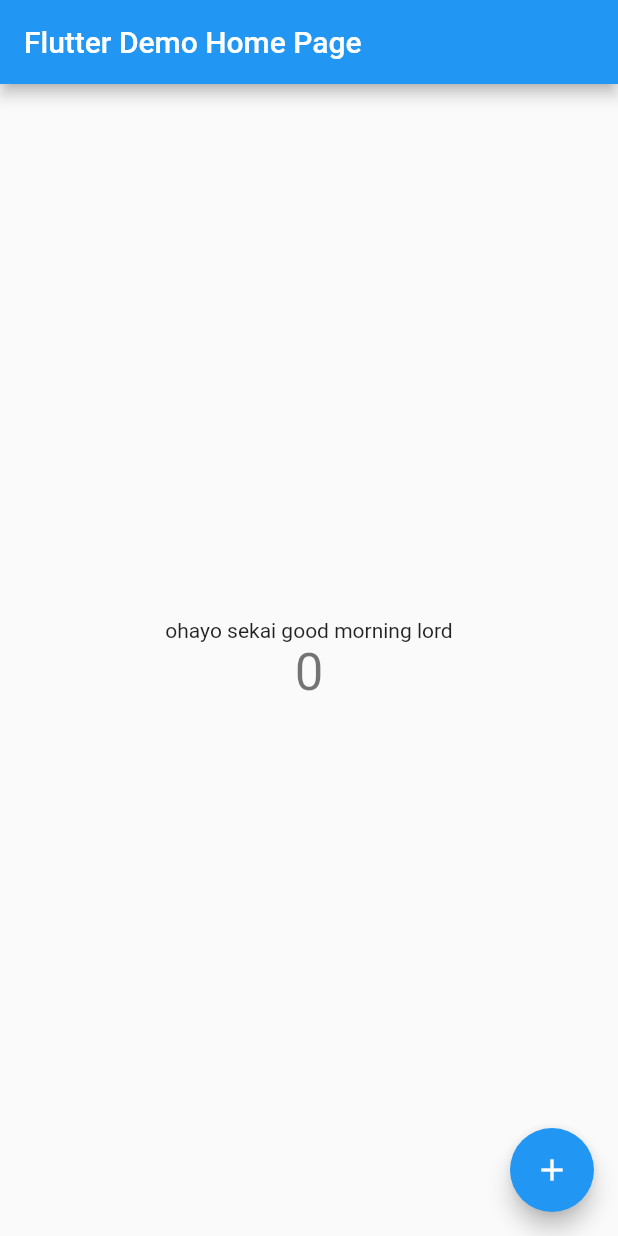
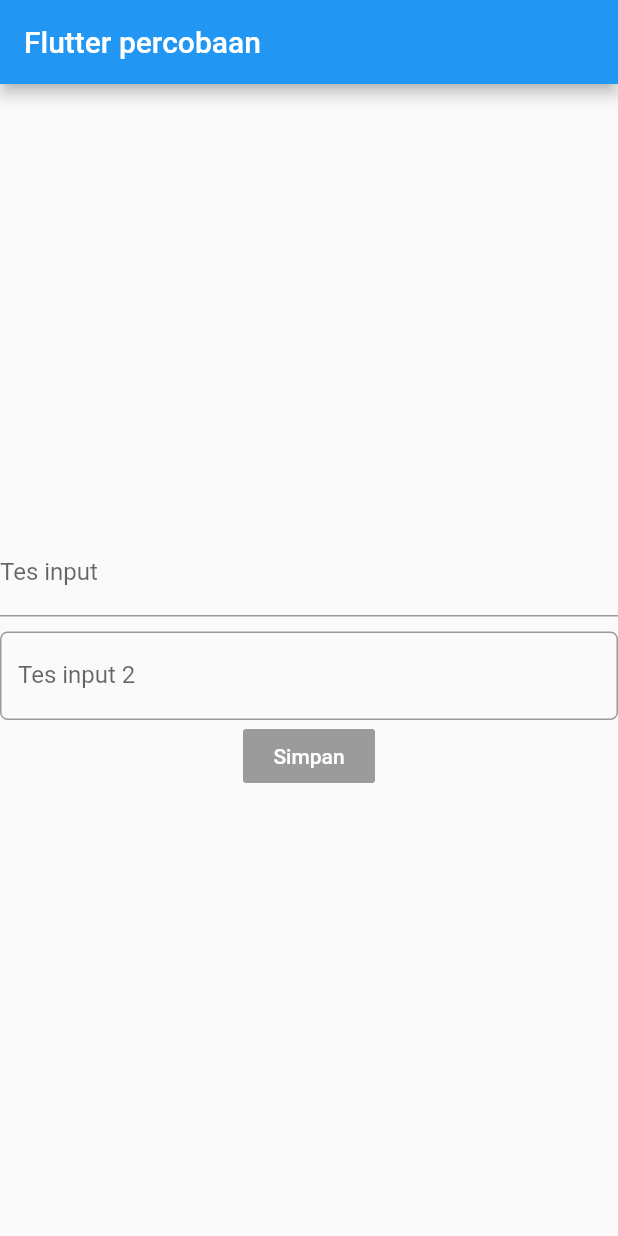
Before and after one commit to argowibowo/progmob2020uas, a Flutter app: the screen it shows after launch, on a phone screen of 412 x 824 dp. Run offline on Flutter 3.47's test engine with Material 2 defaults, Android fonts, the phone set to English and light mode, and no system bars.

Commit message:
tugas pertemuan 8

```diff
--- a/lib/main.dart
+++ b/lib/main.dart
@@ -1,32 +1,24 @@
 import 'package:flutter/material.dart';
+import 'package:flutter_progmob_app/pertemuan1.dart';
+import 'package:flutter_progmob_app/tugasPertemuan8.dart';
 
 void main() {
   runApp(MyApp());
 }
 
 class MyApp extends StatelessWidget {
-  // This widget is the root of your application.
+
   @override
   Widget build(BuildContext context) {
     return MaterialApp(
       title: 'Flutter Demo',
       theme: ThemeData(
-        // This is the theme of your application.
-        //
-        // Try running your application with "flutter run". You'll see the
-        // application has a blue toolbar. Then, without quitting the app, try
-        // changing the primarySwatch below to Colors.green and then invoke
-        // "hot reload" (press "r" in the console where you ran "flutter run",
-        // or simply save your changes to "hot reload" in a Flutter IDE).
-        // Notice that the counter didn't reset back to zero; the application
-        // is not restarted.
+
         primarySwatch: Colors.blue,
-        // This makes the visual density adapt to the platform that you run
-        // the app on. For desktop platforms, the controls will be smaller and
-        // closer together (more dense) than on mobile platforms.
+
         visualDensity: VisualDensity.adaptivePlatformDensity,
       ),
-      home: MyHomePage(title: 'Flutter Demo Home Page'),
+      home: TugasPertemuan8(title: 'Flutter percobaan'),
       debugShowMaterialGrid: false,
     );
   }
@@ -34,15 +26,6 @@ class MyApp extends StatelessWidget {
 
 class MyHomePage extends StatefulWidget {
   MyHomePage({Key key, this.title}) : super(key: key);
-
-  // This widget is the home page of your application. It is stateful, meaning
-  // that it has a State object (defined below) that contains fields that affect
-  // how it looks.
-
-  // This class is the configuration for the state. It holds the values (in this
-  // case the title) provided by the parent (in this case the App widget) and
-  // used by the build method of the State. Fields in a Widget subclass are
-  // always marked "final".
 
   final String title;
 
@@ -55,47 +38,22 @@ class _MyHomePageState extends State<MyHomePage> {
 
   void _incrementCounter() {
     setState(() {
-      // This call to setState tells the Flutter framework that something has
-      // changed in this State, which causes it to rerun the build method below
-      // so that the display can reflect the updated values. If we changed
-      // _counter without calling setState(), then the build method would not be
-      // called again, and so nothing would appear to happen.
       _counter++;
     });
   }
 
   @override
   Widget build(BuildContext context) {
-    // This method is rerun every time setState is called, for instance as done
-    // by the _incrementCounter method above.
-    //
-    // The Flutter framework has been optimized to make rerunning build methods
-    // fast, so that you can just rebuild anything that needs updating rather
-    // than having to individually change instances of widgets.
+
     return Scaffold(
       appBar: AppBar(
-        // Here we take the value from the MyHomePage object that was created by
-        // the App.build method, and use it to set our appbar title.
+
         title: Text(widget.title),
       ),
       body: Center(
-        // Center is a layout widget. It takes a single child and positions it
-        // in the middle of the parent.
+
         child: Column(
-          // Column is also a layout widget. It takes a list of children and
-          // arranges them vertically. By default, it sizes itself to fit its
-          // children horizontally, and tries to be as tall as its parent.
-          //
-          // Invoke "debug painting" (press "p" in the console, choose the
-          // "Toggle Debug Paint" action from the Flutter Inspector in Android
-          // Studio, or the "Toggle Debug Paint" command in Visual Studio Code)
-          // to see the wireframe for each widget.
-          //
-          // Column has various properties to control how it sizes itself and
-          // how it positions its children. Here we use mainAxisAlignment to
-          // center the children vertically; the main axis here is the vertical
-          // axis because Columns are vertical (the cross axis would be
-          // horizontal).
+
           mainAxisAlignment: MainAxisAlignment.center,
           children: <Widget>[
             Text(
--- /dev/null
+++ b/lib/tugasPertemuan8.dart
@@ -0,0 +1,71 @@
+import 'package:flutter/material.dart';
+class TugasPertemuan8 extends StatefulWidget {
+  TugasPertemuan8({Key key, this.title}) : super(key: key);
+
+  final String title;
+
+  @override
+  _TugasPertemuan8State createState() => _TugasPertemuan8State();
+}
+
+class _TugasPertemuan8State extends State<TugasPertemuan8> {
+  int _counter = 2;
+
+  void _incrementCounter() {
+    setState(() {
+      _counter++;
+    });
+  }
+
+  @override
+  Widget build(BuildContext context) {
+
+    return Scaffold(
+      appBar: AppBar(
+
+        title: Text(widget.title),
+      ),
+      body: Center(
+        child: Column(
+          mainAxisAlignment: MainAxisAlignment.center,
+          children: <Widget>[
+            TextFormField(
+              decoration: new InputDecoration(
+                labelText: "Tes input",
+                hintText: "text yang diinput format adalah sbb",
+              ),
+            ),
+            Padding(
+                padding: EdgeInsets.all(5.0)
+            ),
+            TextFormField(
+              decoration: new InputDecoration(
+                  labelText: "Tes input 2",
+                  hintText: "text yang diinput format adalah sbb",
+                  border: OutlineInputBorder(
+                      borderRadius: new BorderRadius.circular(5)
+                  )
+              ),
+            ),
+            RaisedButton(
+              focusColor: Colors.lightBlue,
+              color: Colors.lightBlue,
+              child: Text(
+                "Simpan",
+                style: TextStyle(
+                    color: Colors.white
+                ),
+              ),
+            )
+
+          ],
+        ),
+      ),
+      // floatingActionButton: FloatingActionButton(
+      //   onPressed: _incrementCounter,
+      //   tooltip: 'Increment',
+      //   child: Icon(Icons.add),
+      // ), // This trailing comma makes auto-formatting nicer for build methods.
+    );
+  }
+}
```
Also changed, not shown: lib/pertemuan1.dart (added, +71 -0 lines), 1 other file.
